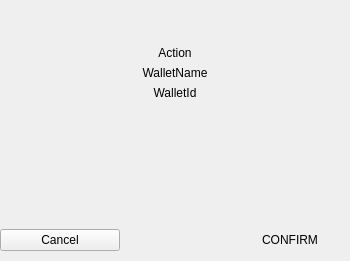
BlockSettle/common, file BlockSettleUILib/ManageEncryption/EnterWalletPassword.ui: the form before one commit.
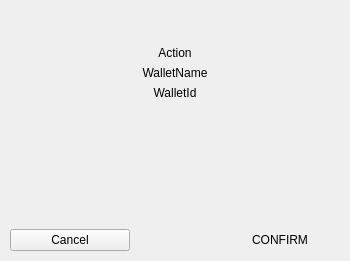
The form after the commit. Custom widgets are drawn as their Qt base class.

Diff of the .ui file:
```diff
--- a/BlockSettleUILib/ManageEncryption/EnterWalletPassword.ui
+++ b/BlockSettleUILib/ManageEncryption/EnterWalletPassword.ui
@@ -156,13 +156,13 @@
        <number>0</number>
       </property>
       <property name="leftMargin">
-       <number>0</number>
+       <number>10</number>
       </property>
       <property name="topMargin">
        <number>10</number>
       </property>
       <property name="rightMargin">
-       <number>0</number>
+       <number>10</number>
       </property>
       <property name="bottomMargin">
        <number>10</number>
```
